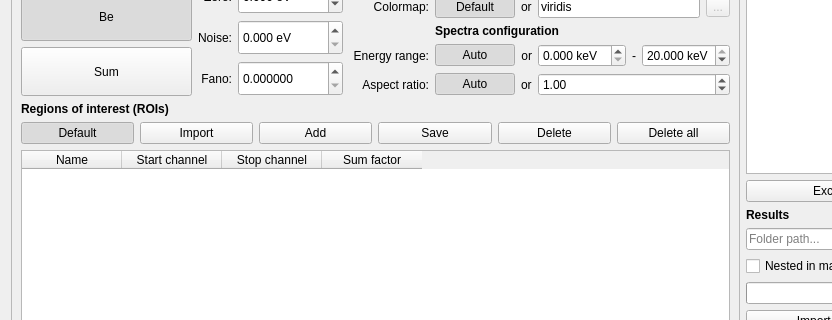
Qt form batch.ui (pfilipl/PolyX-XRF-Data-Analyser) before a commit; both pictures show x 0 to 832 and y 103 to 423 of the 1104 by 720 pixel window.
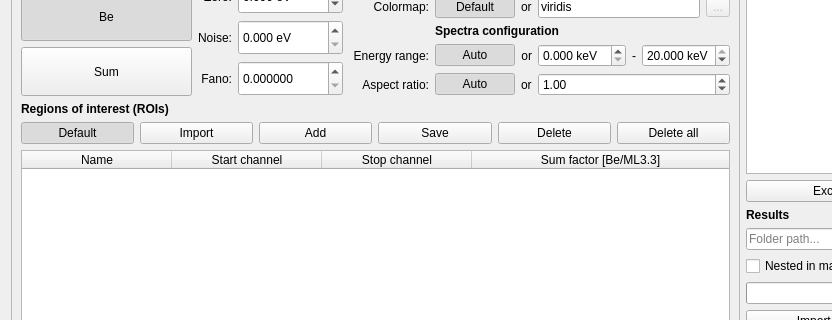
The same form after that commit.

Commit message: Ploting and analysing ROIs with sum factor

```diff
--- a/batch.ui
+++ b/batch.ui
@@ -1153,6 +1153,12 @@
           <property name="mouseTracking">
            <bool>true</bool>
           </property>
+          <attribute name="horizontalHeaderDefaultSectionSize">
+           <number>150</number>
+          </attribute>
+          <attribute name="horizontalHeaderStretchLastSection">
+           <bool>true</bool>
+          </attribute>
           <column>
            <property name="text">
             <string>Name</string>
@@ -1170,7 +1176,7 @@
           </column>
           <column>
            <property name="text">
-            <string>Sum factor</string>
+            <string>Sum factor [Be/ML3.3]</string>
            </property>
           </column>
          </widget>
```
The commit also changes 7 other files.
